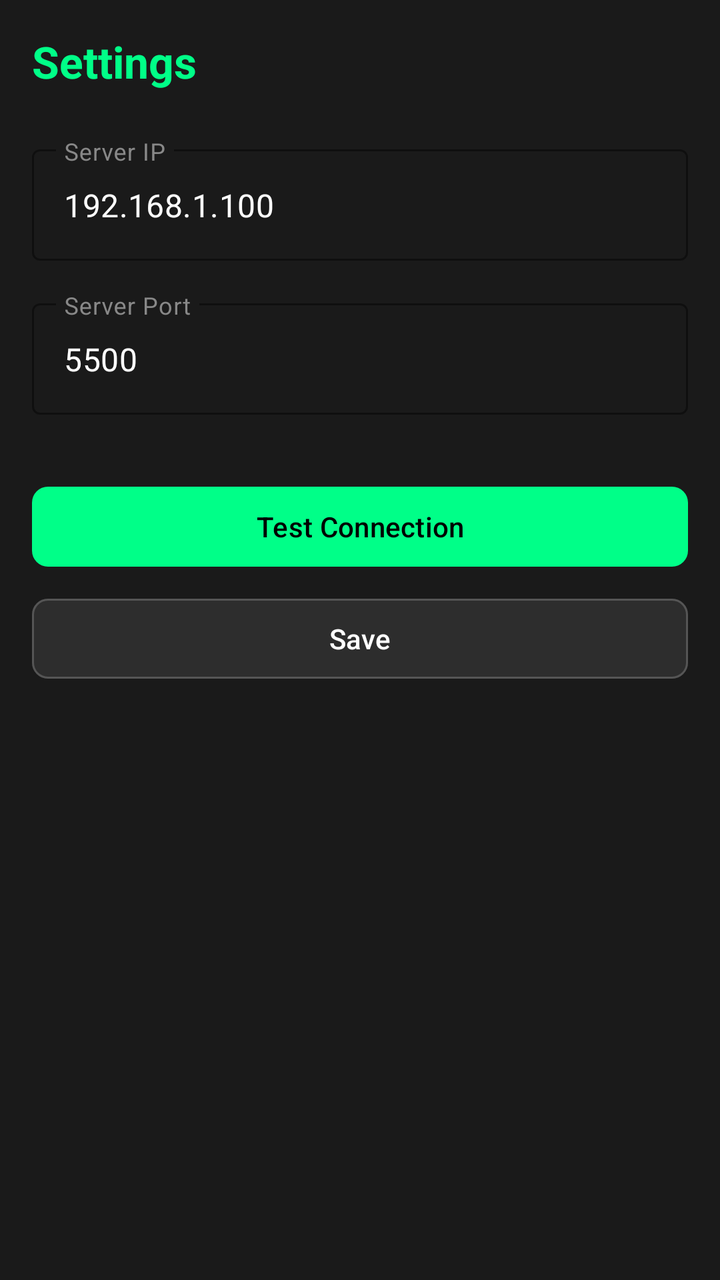
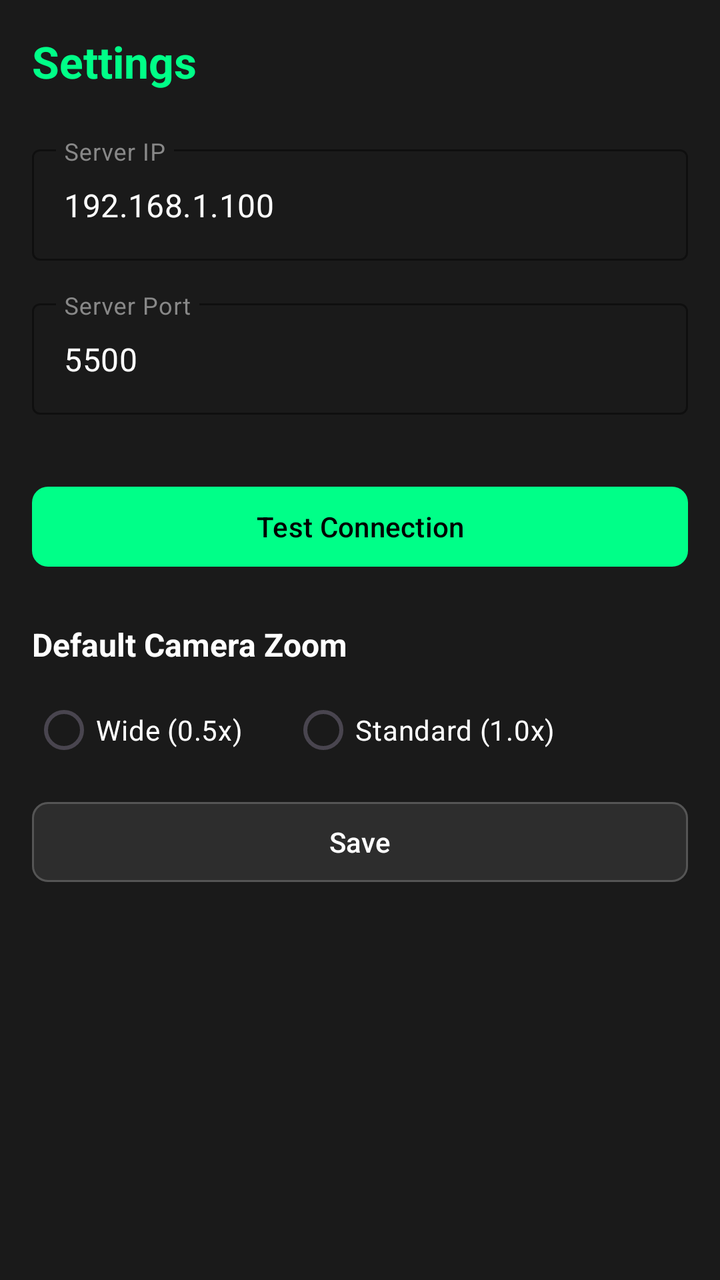

Before-and-after screenshots of an Android layout around one commit, followed by the original layout XML and the change that was made.
<!-- AndroidManifest.xml: application theme Theme.RagbaarTelemetry -->
<!-- res/layout/activity_settings.xml -->
<?xml version="1.0" encoding="utf-8"?>
<LinearLayout xmlns:android="http://schemas.android.com/apk/res/android"
    xmlns:app="http://schemas.android.com/apk/res-auto"
    android:layout_width="match_parent"
    android:layout_height="match_parent"
    android:background="#1a1a1a"
    android:orientation="vertical"
    android:padding="16dp">

    <TextView
        android:layout_width="wrap_content"
        android:layout_height="wrap_content"
        android:text="Settings"
        android:textColor="#00ff88"
        android:textSize="22sp"
        android:textStyle="bold"
        android:layout_marginBottom="24dp"/>

    <com.google.android.material.textfield.TextInputLayout
        android:layout_width="match_parent"
        android:layout_height="wrap_content"
        android:hint="@string/server_ip"
        android:textColorHint="#888888"
        app:hintTextColor="#00ff88"
        app:boxStrokeColor="#00ff88"
        app:boxStrokeWidth="1dp"
        style="@style/Widget.MaterialComponents.TextInputLayout.OutlinedBox">

        <com.google.android.material.textfield.TextInputEditText
            android:id="@+id/ipInput"
            android:layout_width="match_parent"
            android:layout_height="wrap_content"
            android:inputType="textUri"
            android:textColor="#FFFFFF"
            android:text="192.168.1.100" />
    </com.google.android.material.textfield.TextInputLayout>

    <com.google.android.material.textfield.TextInputLayout
        android:layout_width="match_parent"
        android:layout_height="wrap_content"
        android:layout_marginTop="16dp"
        android:hint="@string/server_port"
        android:textColorHint="#888888"
        app:hintTextColor="#00ff88"
        app:boxStrokeColor="#00ff88"
        app:boxStrokeWidth="1dp"
        style="@style/Widget.MaterialComponents.TextInputLayout.OutlinedBox">

        <com.google.android.material.textfield.TextInputEditText
            android:id="@+id/portInput"
            android:layout_width="match_parent"
            android:layout_height="wrap_content"
            android:inputType="number"
            android:textColor="#FFFFFF"
            android:text="5500" />
    </com.google.android.material.textfield.TextInputLayout>

    <com.google.android.material.button.MaterialButton
        android:id="@+id/testButton"
        android:layout_width="match_parent"
        android:layout_height="wrap_content"
        android:layout_marginTop="32dp"
        android:text="@string/test_connection"
        android:textColor="#000000"
        app:backgroundTint="#00ff88"
        app:cornerRadius="8dp" />

    <com.google.android.material.button.MaterialButton
        android:id="@+id/saveButton"
        android:layout_width="match_parent"
        android:layout_height="wrap_content"
        android:layout_marginTop="8dp"
        android:text="@string/save_settings"
        android:textColor="#FFFFFF"
        app:backgroundTint="#2d2d2d"
        app:strokeColor="#555555"
        app:strokeWidth="1dp"
        app:cornerRadius="8dp" />

</LinearLayout>
<!-- resources referenced by this layout -->
<resources>
  <string name="save_settings">Save</string>
  <string name="server_ip">Server IP</string>
  <string name="server_port">Server Port</string>
  <string name="test_connection">Test Connection</string>
  <style name="Theme.RagbaarTelemetry" parent="Theme.Material3.DayNight.NoActionBar">
          <item name="colorPrimary">#00ff88</item>
          <item name="android:windowBackground">#1a1a1a</item>
          <item name="android:statusBarColor">#1a1a1a</item>
      </style>
</resources>

<!-- the commit's change to res/layout/activity_settings.xml (unified diff, before → after) -->
@@ -65,6 +65,40 @@
         app:backgroundTint="#00ff88"
         app:cornerRadius="8dp" />
 
+    <TextView
+        android:layout_width="wrap_content"
+        android:layout_height="wrap_content"
+        android:layout_marginTop="24dp"
+        android:text="Default Camera Zoom"
+        android:textColor="#FFFFFF"
+        android:textSize="16sp"
+        android:textStyle="bold" />
+
+    <RadioGroup
+        android:id="@+id/zoomRadioGroup"
+        android:layout_width="match_parent"
+        android:layout_height="wrap_content"
+        android:layout_marginTop="8dp"
+        android:orientation="horizontal">
+
+        <RadioButton
+            android:id="@+id/radioWide"
+            android:layout_width="wrap_content"
+            android:layout_height="wrap_content"
+            android:text="Wide (0.5x)"
+            android:textColor="#FFFFFF"
+            android:buttonTint="#00ff88" />
+
+        <RadioButton
+            android:id="@+id/radioStandard"
+            android:layout_width="wrap_content"
+            android:layout_height="wrap_content"
+            android:layout_marginStart="24dp"
+            android:text="Standard (1.0x)"
+            android:textColor="#FFFFFF"
+            android:buttonTint="#00ff88" />
+    </RadioGroup>
+
     <com.google.android.material.button.MaterialButton
         android:id="@+id/saveButton"
         android:layout_width="match_parent"
